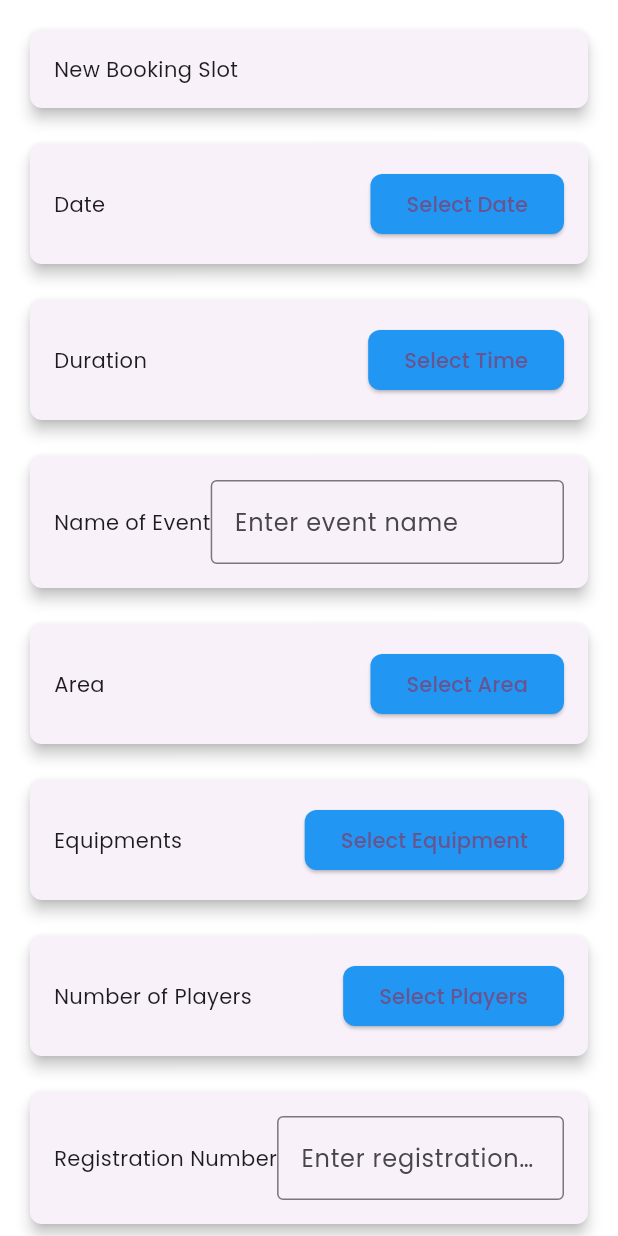
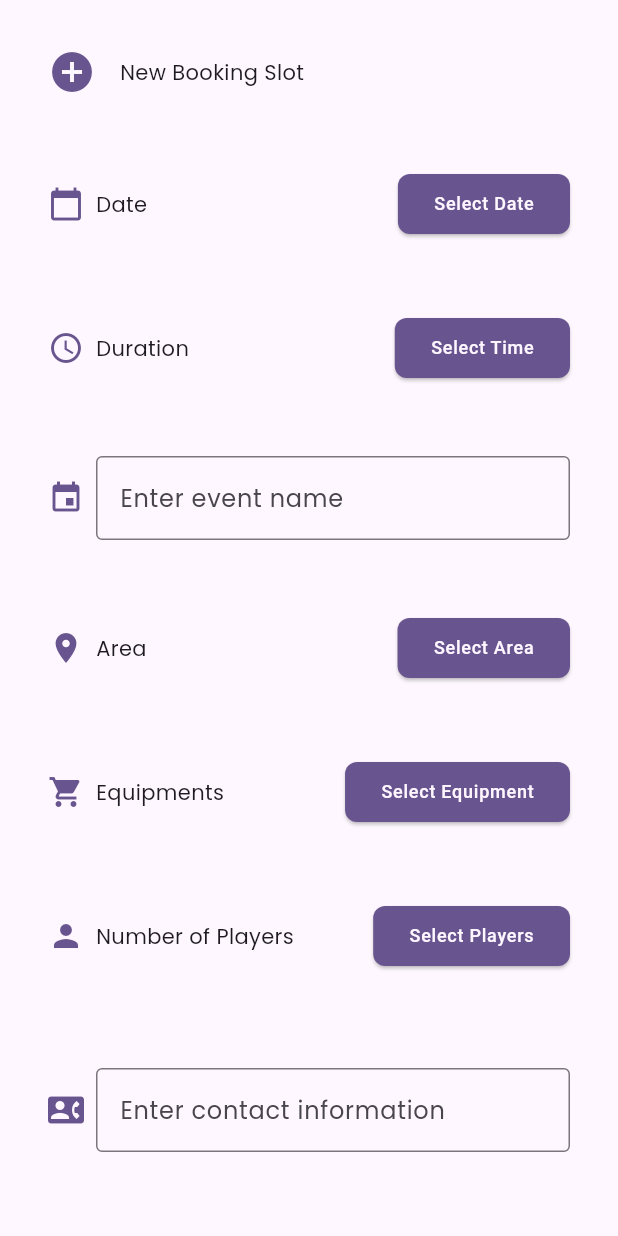
Before and after one commit to BharZInstein/Rendezvous, a Flutter app: the BookingPage screen opened directly, on a phone screen of 412 x 824 dp. Run offline on Flutter 3.47's test engine with Material 3 defaults, Android fonts, the phone set to English and light mode, and no system bars; our stand-ins replace cloud_firestore, firebase_auth, firebase_core, google_fonts, google_sign_in; accounts and stored records are empty; generated files the repository leaves out were written again.

Commit message:
Settings (#4)
* feat: bookingpage

* feat: bookingpage updated

---------

Co-authored-by: Anok Thomas <anokanilthomas@gmail.com>

```diff
--- a/lib/components/Bookingsite.dart
+++ b/lib/components/Bookingsite.dart
@@ -8,11 +8,35 @@ class BookingPage extends StatefulWidget {
 }
 
 class _BookingPageState extends State<BookingPage> {
+  final GlobalKey<ScaffoldState> _scaffoldKey = GlobalKey<ScaffoldState>();
+  late final ScrollController _scrollController;
+
+  @override
+  void initState() {
+    super.initState();
+    _scrollController = ScrollController();
+    _scrollController.addListener(_handleScroll);
+  }
+
+  @override
+  void dispose() {
+    _scrollController.dispose();
+    super.dispose();
+  }
+
+  void _handleScroll() {
+    if (_scrollController.offset >= _scrollController.position.maxScrollExtent &&
+        !_scrollController.position.outOfRange) {
+      FocusScope.of(context).requestFocus(FocusNode());
+    }
+  }
+
   @override
   Widget build(BuildContext context) {
-    return Material(
-      color: Colors.white, // Background color
-      child: ListView(
+    return Scaffold(
+      key: _scaffoldKey,
+      body: ListView(
+        controller: _scrollController,
         padding: const EdgeInsets.all(16.0),
         physics: const BouncingScrollPhysics(),
         children: [
@@ -30,7 +54,6 @@ class _BookingPageState extends State<BookingPage> {
           const SizedBox(height: 16.0),
           const NumberOfPlayersWidget(),
           const SizedBox(height: 16.0),
-          const RegistrationNumberWidget(),
           const SizedBox(height: 16.0),
           const ContactWidget(),
         ],
@@ -44,14 +67,14 @@ class BookingSlot extends StatelessWidget {
 
   @override
   Widget build(BuildContext context) {
-    return Card(
-      elevation: 4.0,
-      shape: RoundedRectangleBorder(
-        borderRadius: BorderRadius.circular(8.0),
-      ),
-      child: Padding(
+    return Padding(
       padding: const EdgeInsets.all(16.0),
-        child: const Text('New Booking Slot'),
+      child: Row(
+        children: [
+          Icon(Icons.add_circle, color: Theme.of(context).colorScheme.primary, size: 32.0),
+          const SizedBox(width: 16.0),
+          const Text('New Booking Slot'),
+        ],
       ),
     );
   }
@@ -97,31 +120,33 @@ class _DateWidgetState extends State<DateWidget> {
 
   @override
   Widget build(BuildContext context) {
-    return Card(
-      elevation: 4.0,
-      shape: RoundedRectangleBorder(
-        borderRadius: BorderRadius.circular(8.0),
-      ),
-      child: Padding(
+    return Padding(
       padding: const EdgeInsets.all(16.0),
       child: Row(
         mainAxisAlignment: MainAxisAlignment.spaceBetween,
         children: [
+          Row(
+            children: [
+              Icon(Icons.calendar_today, color: Theme.of(context).colorScheme.primary, size: 24.0),
+              const SizedBox(width: 8.0),
               const Text('Date'),
+            ],
+          ),
           ElevatedButton(
             onPressed: _showDatePicker,
             style: ElevatedButton.styleFrom(
-                backgroundColor: Colors.blue,
+              backgroundColor: Theme.of(context).colorScheme.primary,
               shape: RoundedRectangleBorder(
                 borderRadius: BorderRadius.circular(8.0),
               ),
             ),
             child: Text(_selectedDate != null
                 ? '${_selectedDate!.year}-${_selectedDate!.month}-${_selectedDate!.day}'
-                  : 'Select Date'),
+                : 'Select Date',
+              style: Theme.of(context).primaryTextTheme.labelMedium,
+            ),
           ),
         ],
-        ),
       ),
     );
   }
@@ -165,31 +190,33 @@ class _DurationWidgetState extends State<DurationWidget> {
 
   @override
   Widget build(BuildContext context) {
-    return Card(
-      elevation: 4.0,
-      shape: RoundedRectangleBorder(
-        borderRadius: BorderRadius.circular(8.0),
-      ),
-      child: Padding(
+    return Padding(
       padding: const EdgeInsets.all(16.0),
       child: Row(
         mainAxisAlignment: MainAxisAlignment.spaceBetween,
         children: [
+          Row(
+            children: [
+              Icon(Icons.access_time, color: Theme.of(context).colorScheme.primary, size: 24.0),
+              const SizedBox(width: 8.0),
               const Text('Duration'),
+            ],
+          ),
           ElevatedButton(
             onPressed: _showTimePicker,
             style: ElevatedButton.styleFrom(
-                backgroundColor: Colors.blue,
+              backgroundColor: Theme.of(context).colorScheme.primary,
               shape: RoundedRectangleBorder(
                 borderRadius: BorderRadius.circular(8.0),
               ),
             ),
             child: Text(_selectedTime != null
                 ? '${_selectedTime!.hour}:${_selectedTime!.minute.toString().padLeft(2, '0')}'
-                  : 'Select Time'),
+                : 'Select Time',
+            style: Theme.of(context).primaryTextTheme.labelMedium
+              ,),
           ),
         ],
-        ),
       ),
     );
   }
@@ -205,17 +232,18 @@ class EventNameWidget extends StatefulWidget {
 class _EventNameWidgetState extends State<EventNameWidget> {
   @override
   Widget build(BuildContext context) {
-    return Card(
-      elevation: 4.0,
-      shape: RoundedRectangleBorder(
-        borderRadius: BorderRadius.circular(8.0),
-      ),
-      child: Padding(
+    return Padding(
       padding: const EdgeInsets.all(16.0),
       child: Row(
         mainAxisAlignment: MainAxisAlignment.spaceBetween,
         children: [
-            const Text('Name of Event'),
+          Row(
+            children: [
+              Icon(Icons.event, color: Theme.of(context).colorScheme.primary, size: 24.0),
+              const SizedBox(width: 8.0),
+              const Text(''),
+            ],
+          ),
           Expanded(
             child: TextField(
               decoration: const InputDecoration(
@@ -225,7 +253,6 @@ class _EventNameWidgetState extends State<EventNameWidget> {
             ),
           ),
         ],
-        ),
       ),
     );
   }
@@ -270,29 +297,29 @@ class _AreaWidgetState extends State<AreaWidget> {
 
   @override
   Widget build(BuildContext context) {
-    return Card(
-      elevation: 4.0,
-      shape: RoundedRectangleBorder(
-        borderRadius: BorderRadius.circular(8.0),
-      ),
-      child: Padding(
+    return Padding(
       padding: const EdgeInsets.all(16.0),
       child: Row(
         mainAxisAlignment: MainAxisAlignment.spaceBetween,
         children: [
+          Row(
+            children: [
+              Icon(Icons.location_on, color: Theme.of(context).colorScheme.primary, size: 24.0),
+              const SizedBox(width: 8.0),
               const Text('Area'),
+            ],
+          ),
           ElevatedButton(
             onPressed: _showAreaPicker,
             style: ElevatedButton.styleFrom(
-                backgroundColor: Colors.blue,
+              backgroundColor: Theme.of(context).colorScheme.primary,
               shape: RoundedRectangleBorder(
                 borderRadius: BorderRadius.circular(8.0),
               ),
             ),
-              child: Text(_selectedArea ?? 'Select Area'),
+            child: Text(_selectedArea ?? 'Select Area',style: Theme.of(context).primaryTextTheme.labelMedium),
           ),
         ],
-        ),
       ),
     );
   }
@@ -337,29 +364,29 @@ class _EquipmentsWidgetState extends State<EquipmentsWidget> {
 
   @override
   Widget build(BuildContext context) {
-    return Card(
-      elevation: 4.0,
-      shape: RoundedRectangleBorder(
-        borderRadius: BorderRadius.circular(8.0),
-      ),
-      child: Padding(
+    return Padding(
       padding: const EdgeInsets.all(16.0),
       child: Row(
         mainAxisAlignment: MainAxisAlignment.spaceBetween,
         children: [
+          Row(
+            children: [
+              Icon(Icons.shopping_cart, color: Theme.of(context).colorScheme.primary, size: 24.0),
+              const SizedBox(width: 8.0),
               const Text('Equipments'),
+            ],
+          ),
           ElevatedButton(
             onPressed: _showEquipmentsPicker,
             style: ElevatedButton.styleFrom(
-                backgroundColor: Colors.blue,
+              backgroundColor: Theme.of(context).colorScheme.primary,
               shape: RoundedRectangleBorder(
                 borderRadius: BorderRadius.circular(8.0),
               ),
             ),
-              child: Text(_selectedEquipment ?? 'Select Equipment'),
+            child: Text(_selectedEquipment ?? 'Select Equipment',style: Theme.of(context).primaryTextTheme.labelMedium),
           ),
         ],
-        ),
       ),
     );
   }
@@ -404,69 +431,34 @@ class _NumberOfPlayersWidgetState extends State<NumberOfPlayersWidget> {
 
   @override
   Widget build(BuildContext context) {
-    return Card(
-      elevation: 4.0,
-      shape: RoundedRectangleBorder(
-        borderRadius: BorderRadius.circular(8.0),
-      ),
-      child: Padding(
+    return Padding(
       padding: const EdgeInsets.all(16.0),
       child: Row(
         mainAxisAlignment: MainAxisAlignment.spaceBetween,
         children: [
+          Row(
+            children: [
+              Icon(Icons.person, color: Theme.of(context).colorScheme.primary, size: 24.0),
+              const SizedBox(width: 8.0),
               const Text('Number of Players'),
+            ],
+          ),
           ElevatedButton(
             onPressed: _showPlayersPicker,
             style: ElevatedButton.styleFrom(
-                backgroundColor: Colors.blue,
+              backgroundColor: Theme.of(context).colorScheme.primary,
               shape: RoundedRectangleBorder(
                 borderRadius: BorderRadius.circular(8.0),
               ),
             ),
-              child: Text(_selectedPlayers != null ? '$_selectedPlayers' : 'Select Players'),
+            child: Text(_selectedPlayers != null ? '$_selectedPlayers' : 'Select Players',style: Theme.of(context).primaryTextTheme.labelMedium),
           ),
         ],
-        ),
       ),
     );
   }
 }
 
-class RegistrationNumberWidget extends StatefulWidget {
-  const RegistrationNumberWidget({Key? key}) : super(key: key);
-
-  @override
-  _RegistrationNumberWidgetState createState() => _RegistrationNumberWidgetState();
-}
-
-class _RegistrationNumberWidgetState extends State<RegistrationNumberWidget> {
-  @override
-  Widget build(BuildContext context) {
-    return Card(
-      elevation: 4.0,
-      shape: RoundedRectangleBorder(
-        borderRadius: BorderRadius.circular(8.0),
-      ),
-      child: Padding(
-        padding: const EdgeInsets.all(16.0),
-        child: Row(
-          mainAxisAlignment: MainAxisAlignment.spaceBetween,
-          children: [
-            const Text('Registration Number'),
-            Expanded(
-              child: TextField(
-                decoration: const InputDecoration(
-                  border: OutlineInputBorder(),
-                  hintText: 'Enter registration number',
-                ),
-              ),
-            ),
-          ],
-        ),
-      ),
-    );
-  }
-}
 
 class ContactWidget extends StatefulWidget {
   const ContactWidget({Key? key}) : super(key: key);
@@ -478,17 +470,18 @@ class ContactWidget extends StatefulWidget {
 class _ContactWidgetState extends State<ContactWidget> {
   @override
   Widget build(BuildContext context) {
-    return Card(
-      elevation: 4.0,
-      shape: RoundedRectangleBorder(
-        borderRadius: BorderRadius.circular(8.0),
-      ),
-      child: Padding(
+    return Padding(
       padding: const EdgeInsets.all(16.0),
       child: Row(
         mainAxisAlignment: MainAxisAlignment.spaceBetween,
         children: [
-            const Text('Contact'),
+          Row(
+            children: [
+              Icon(Icons.contact_phone, color: Theme.of(context).colorScheme.primary, size: 24.0),
+              const SizedBox(width: 8.0),
+              const Text(''),
+            ],
+          ),
           Expanded(
             child: TextField(
               decoration: const InputDecoration(
@@ -499,7 +492,6 @@ class _ContactWidgetState extends State<ContactWidget> {
           ),
         ],
       ),
-      ),
     );
   }
 }
--- a/lib/components/settings.dart
+++ b/lib/components/settings.dart
@@ -1,8 +1,5 @@
 
-import 'package:firebase_auth/firebase_auth.dart';
 import 'package:flutter/material.dart';
-import 'package:rendezvous/Screen/sign_in.dart';
-import 'package:rendezvous/Screen/spash_screen.dart';
 class AccountPage extends StatefulWidget {
   final User user;
   const AccountPage ( {Key, required this.user}) ;
```
Lines whose indentation alone changed are shown as unchanged.
